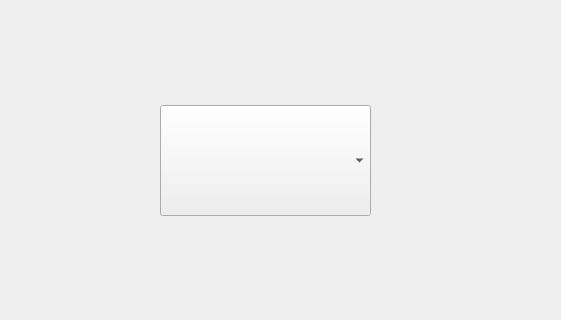
Old version of the form ui/settings_groupbox.ui in the repository fgrimm-aept/ContactAngleGUI; both pictures show x 0 to 561 and y 381 to 701 of the 933 by 791 pixel window.
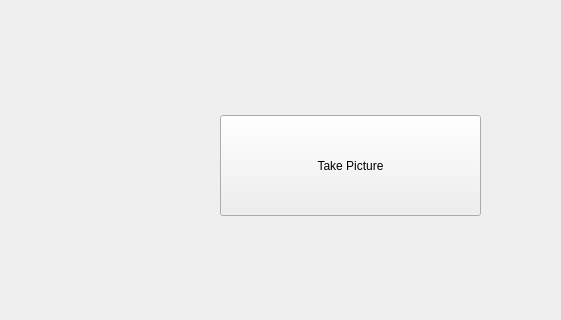
New version of the form.

```diff
--- a/ui/settings_groupbox.ui
+++ b/ui/settings_groupbox.ui
@@ -773,15 +773,18 @@
      </item>
     </layout>
    </widget>
-   <widget class="QComboBox" name="comboBox">
+   <widget class="QPushButton" name="take_pic_push_button">
     <property name="geometry">
      <rect>
-      <x>160</x>
-      <y>450</y>
-      <width>211</width>
-      <height>111</height>
+      <x>220</x>
+      <y>460</y>
+      <width>261</width>
+      <height>101</height>
      </rect>
     </property>
+    <property name="text">
+     <string>Take Picture</string>
+    </property>
    </widget>
   </widget>
   <widget class="QStatusBar" name="statusbar"/>
```
